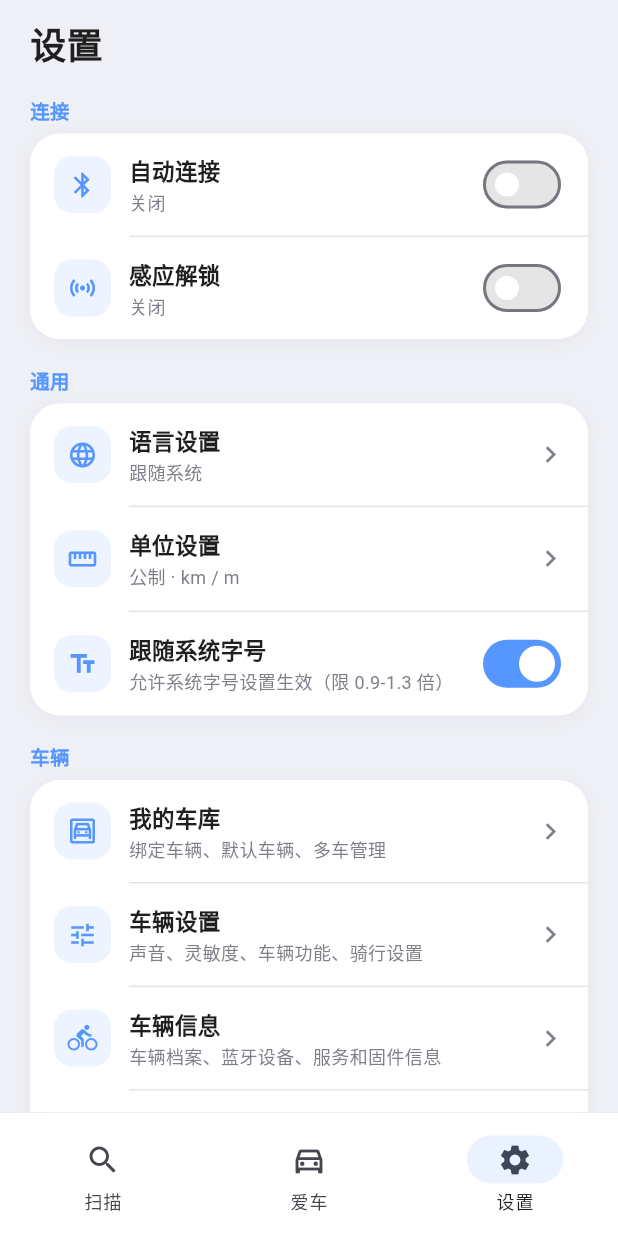
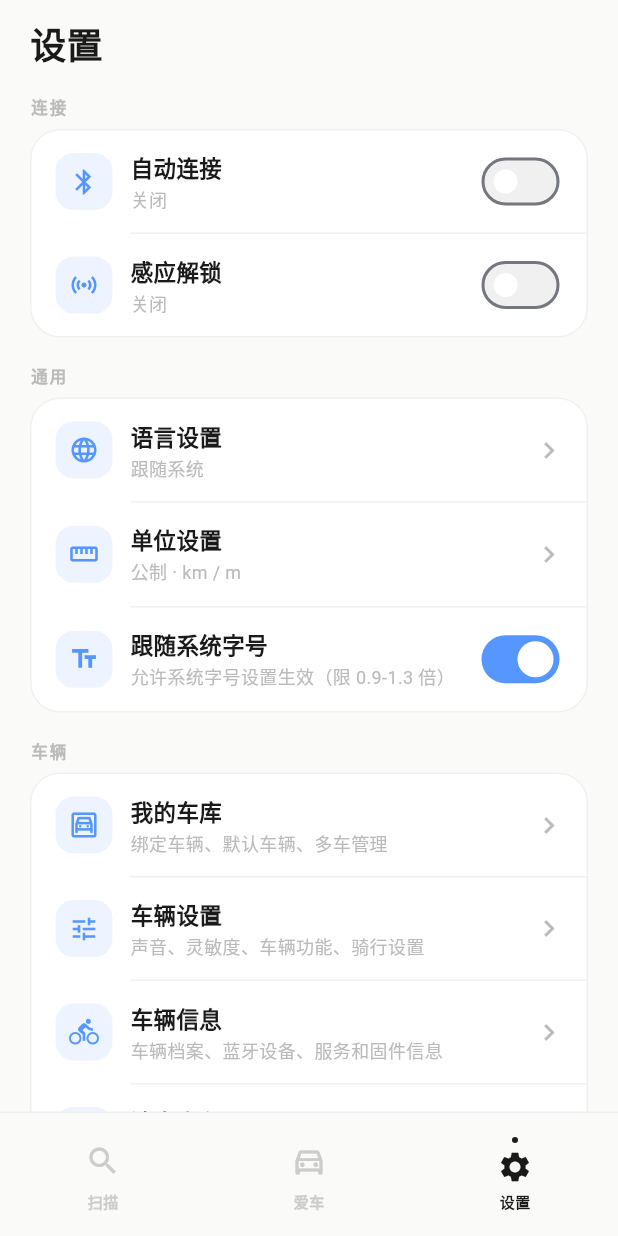
Before and after one commit to ch6vip/tailg-ble-app, a Flutter app: the screen it shows after launch, item 3 of the bottom bar chosen, on a phone screen of 412 x 824 dp. Run offline on Flutter 3.47's test engine with Material 3 defaults, Android fonts, the phone set to English and light mode, and no system bars; our stand-ins replace flutter_blue_plus, flutter_map, flutter_secure_storage, geolocator, latlong2, permission_handler and 1 more; missing offline and left inert: encrypt.

Commit message:
feat(ui): 极简高端视觉重设计（方案C）
- 主题 token 改暖白底(#FAFAF8)/深色文字(#1A1A1A)/teal 成功色(#00A896)
- 卡片改细边框(#F0F0F0)替代阴影
- 首页电量大字号排版、状态色统一
- 控制滑块改黑底白 thumb，控制按钮白底细边框
- 底部导航暖白底 + 选中圆点指示器
- 快捷功能图标改彩色淡底背景

Co-Authored-By: 一敗紅尘 <ch6vip@gmail.com>

```diff
--- a/lib/main.dart
+++ b/lib/main.dart
@@ -1,5 +1,4 @@
 import 'dart:async';
-import 'dart:ui';
 import 'package:flutter/material.dart';
 import 'package:flutter_localizations/flutter_localizations.dart';
 import 'ble/connection_manager.dart' as ble;
@@ -99,6 +98,7 @@ class _TailgBleAppState extends State<TailgBleApp> {
           seedColor: AppColors.primary,
           brightness: Brightness.light,
         ),
+        scaffoldBackgroundColor: AppColors.pageBg,
         useMaterial3: true,
       ),
       // The app is intentionally light-only: every page is built on the fixed
@@ -267,43 +267,61 @@ class _HomePageState extends State<HomePage>
         ),
       ),
       extendBody: true,
-      bottomNavigationBar: ClipRRect(
-        child: BackdropFilter(
-          filter: ImageFilter.blur(sigmaX: 8, sigmaY: 8),
-          child: Container(
-            decoration: BoxDecoration(
-              color: Colors.white.withValues(alpha: 0.92),
-              border: Border(
-                top: BorderSide(
-                  color: Colors.black.withValues(alpha: 0.08),
-                  width: 0.5,
+      bottomNavigationBar: Container(
+        decoration: const BoxDecoration(
+          color: AppColors.pageBg,
+          border: Border(top: BorderSide(color: AppColors.border, width: 1)),
+        ),
+        child: SafeArea(
+          top: false,
+          child: Theme(
+            data: Theme.of(context).copyWith(
+              splashColor: Colors.transparent,
+              highlightColor: Colors.transparent,
+            ),
+            child: NavigationBarTheme(
+              data: NavigationBarThemeData(
+                iconTheme: WidgetStateProperty.resolveWith(
+                  (states) => IconThemeData(
+                    size: 24,
+                    color: states.contains(WidgetState.selected)
+                        ? AppColors.dark
+                        : AppColors.navInactive,
+                  ),
+                ),
+                labelTextStyle: WidgetStateProperty.resolveWith(
+                  (states) => TextStyle(
+                    fontSize: 10,
+                    fontWeight: FontWeight.w600,
+                    color: states.contains(WidgetState.selected)
+                        ? AppColors.dark
+                        : AppColors.navInactive,
+                  ),
                 ),
               ),
-            ),
-            child: SafeArea(
-              top: false,
               child: NavigationBar(
                 height: AppNav.barBaseHeight,
                 selectedIndex: _currentIndex,
                 onDestinationSelected: _switchTab,
-                backgroundColor: Colors.white.withValues(alpha: 0.92),
+                backgroundColor: AppColors.pageBg,
                 surfaceTintColor: Colors.transparent,
-                indicatorColor: AppColors.primary.withValues(alpha: 0.12),
+                indicatorColor: Colors.transparent,
+                overlayColor: WidgetStateProperty.all(Colors.transparent),
                 labelBehavior: NavigationDestinationLabelBehavior.alwaysShow,
                 destinations: const [
                   NavigationDestination(
                     icon: Icon(Icons.search),
-                    selectedIcon: Icon(Icons.search),
+                    selectedIcon: _NavDotIcon(Icons.search),
                     label: '扫描',
                   ),
                   NavigationDestination(
                     icon: Icon(Icons.directions_car_outlined),
-                    selectedIcon: Icon(Icons.directions_car),
+                    selectedIcon: _NavDotIcon(Icons.directions_car),
                     label: '爱车',
                   ),
                   NavigationDestination(
                     icon: Icon(Icons.settings_outlined),
-                    selectedIcon: Icon(Icons.settings),
+                    selectedIcon: _NavDotIcon(Icons.settings),
                     label: '设置',
                   ),
                 ],
@@ -315,3 +333,28 @@ class _HomePageState extends State<HomePage>
     );
   }
 }
+
+/// 极简高端底部导航选中态：图标上方一个小黑点指示器。
+class _NavDotIcon extends StatelessWidget {
+  final IconData icon;
+  const _NavDotIcon(this.icon);
+
+  @override
+  Widget build(BuildContext context) {
+    return Column(
+      mainAxisSize: MainAxisSize.min,
+      children: [
+        Container(
+          width: 4,
+          height: 4,
+          margin: const EdgeInsets.only(bottom: 4),
+          decoration: const BoxDecoration(
+            color: AppColors.dark,
+            shape: BoxShape.circle,
+          ),
+        ),
+        Icon(icon, color: AppColors.dark),
+      ],
+    );
+  }
+}
--- a/lib/pages/control_page.dart
+++ b/lib/pages/control_page.dart
@@ -42,8 +42,7 @@ const _pageBg = ReplicaColors.pageBg;
 const _kmPerPercent = 0.65;
 const _phoneControlItemBg = Color(0xFFF7F8FA);
 const _phoneControlPrimary = ReplicaColors.blue;
-const _phoneControlPrimaryPressed = Color(0x225596FF);
-const _phoneControlRadius = 8.0;
+const _phoneControlRadius = 16.0;
 const _officialPressedBg = Color(0xFFE5E5E5);
 
 // 服务卡片强调色（control_page_service_cards.dart 复用）
@@ -56,7 +55,7 @@ const _controlConfirmPollDelay = Duration(milliseconds: 800);
 const _cardDecoration = BoxDecoration(
   color: Colors.white,
   borderRadius: BorderRadius.all(Radius.circular(ReplicaRadii.card)),
-  boxShadow: AppShadows.cardShadow,
+  border: Border.fromBorderSide(BorderSide(color: AppColors.border, width: 1)),
 );
 
 int? _normalizePercent(int? value) {
--- a/lib/pages/garage_page.dart
+++ b/lib/pages/garage_page.dart
@@ -125,7 +125,7 @@ class _VehicleCard extends StatelessWidget {
       decoration: BoxDecoration(
         color: Colors.white,
         borderRadius: BorderRadius.circular(14),
-        boxShadow: AppShadows.cardShadow,
+        border: Border.all(color: AppColors.border, width: 1),
       ),
       child: Column(
         crossAxisAlignment: CrossAxisAlignment.start,
--- a/lib/pages/location_page.dart
+++ b/lib/pages/location_page.dart
@@ -341,7 +341,7 @@ class _SegmentedTabs extends StatelessWidget {
       decoration: BoxDecoration(
         color: Colors.white,
         borderRadius: BorderRadius.circular(ReplicaRadii.card),
-        boxShadow: AppShadows.cardShadow,
+        border: Border.all(color: AppColors.border, width: 1),
       ),
       child: Row(
         children: List.generate(items.length, (i) {
--- a/lib/pages/scan_page.dart
+++ b/lib/pages/scan_page.dart
@@ -261,7 +261,7 @@ class _ScanHintCard extends StatelessWidget {
       decoration: BoxDecoration(
         color: Colors.white,
         borderRadius: BorderRadius.circular(14),
-        boxShadow: AppShadows.cardShadow,
+        border: Border.all(color: AppColors.border, width: 1),
       ),
       child: Row(
         children: [
--- a/lib/theme/app_colors.dart
+++ b/lib/theme/app_colors.dart
@@ -3,33 +3,41 @@ import 'package:flutter/material.dart';
 abstract final class AppColors {
   static const primary = Color(0xFF5596FF);
   static const primaryDark = Color(0xFF2D6FE3);
-  static const pageBg = Color(0xFFEFF0F5);
-  static const textPrimary = Color(0xFF1F1F1F);
-  static const textSecondary = Color(0xFF4A4C52);
-  static const textTertiary = Color(0xFF807E89);
-  static const border = Color(0xFFE5E5E5);
-  static const success = Color(0xFF4CAF50);
+  static const pageBg = Color(0xFFFAFAF8);
+  static const textPrimary = Color(0xFF1A1A1A);
+  static const textSecondary = Color(0xFF666666);
+  static const textTertiary = Color(0xFFBBBBBB);
+  static const border = Color(0xFFF0F0F0);
+  static const success = Color(0xFF00A896);
   static const warning = Color(0xFFFF9800);
   static const danger = Color(0xFFFF5252);
   static const info = Color(0xFF2196F3);
-  static const navInactive = Color(0xFFBDBDBD);
+  static const navInactive = Color(0xFFCCCCCC);
 
   /// 官方品牌红，仅复刻保真场景使用。
   static const brandRed = Color(0xFFF11C2C);
+
+  /// 深色主操作色（极简高端风格滑块/按钮）。
+  static const dark = Color(0xFF1A1A1A);
+
+  /// 快捷功能图标强调色。
+  static const accentPurple = Color(0xFF7B61FF);
+  static const accentTeal = Color(0xFF00A896);
+  static const accentOrange = Color(0xFFFF8A00);
 }
 
 abstract final class ReplicaColors {
-  static const pageBg = Color(0xFFEFF0F5);
-  static const lightPageBg = Color(0xFFF7F7F7);
-  static const ink = Color(0xFF1F1F1F);
-  static const panelInk = Color(0xFF252525);
-  static const secondary = Color(0xFF4A4C52);
-  static const muted = Color(0xFF807E89);
-  static const subtle = Color(0xFF6D717C);
-  static const line = Color(0xFFE5E5E5);
+  static const pageBg = Color(0xFFFAFAF8);
+  static const lightPageBg = Color(0xFFFAFAF8);
+  static const ink = Color(0xFF1A1A1A);
+  static const panelInk = Color(0xFF1A1A1A);
+  static const secondary = Color(0xFF666666);
+  static const muted = Color(0xFFBBBBBB);
+  static const subtle = Color(0xFF999999);
+  static const line = Color(0xFFF0F0F0);
   static const blue = Color(0xFF5596FF);
-  static const darkPanel = Color(0xFF252525);
-  static const darkPanelDown = Color(0xFF1E1E1E);
+  static const darkPanel = Color(0xFF1A1A1A);
+  static const darkPanelDown = Color(0xFF111111);
   static const darkPanelItem = Color(0x33999999);
 }
 
@@ -75,9 +83,9 @@ abstract final class AppRadii {
 }
 
 abstract final class AppShadows {
-  static const card = Color(0x0A000000);
-  static const cardBlur = 10.0;
-  static const cardOffsetY = 2.0;
+  static const card = Color(0x06000000);
+  static const cardBlur = 16.0;
+  static const cardOffsetY = 4.0;
 
   static const List<BoxShadow> cardShadow = [
     BoxShadow(
@@ -90,7 +98,7 @@ abstract final class AppShadows {
 
 abstract final class AppSpacing {
   static const screenX = 20.0;
-  static const sectionGap = 16.0;
+  static const sectionGap = 20.0;
 }
 
 abstract final class AppNav {
@@ -112,9 +120,10 @@ abstract final class AppTextStyles {
   );
 
   static const sectionLabel = TextStyle(
-    fontSize: 13,
-    fontWeight: FontWeight.w600,
-    color: AppColors.primary,
+    fontSize: 11,
+    fontWeight: FontWeight.w700,
+    color: AppColors.textTertiary,
+    letterSpacing: 1.5,
   );
 
   static const dialogTitle = TextStyle(
@@ -150,6 +159,6 @@ abstract final class AppTextStyles {
 
 const cardDecoration = BoxDecoration(
   color: Colors.white,
-  borderRadius: BorderRadius.all(Radius.circular(ReplicaRadii.card)),
-  boxShadow: AppShadows.cardShadow,
+  borderRadius: BorderRadius.all(Radius.circular(AppRadii.card)),
+  border: Border.fromBorderSide(BorderSide(color: AppColors.border, width: 1)),
 );
--- a/lib/widgets/app_chrome.dart
+++ b/lib/widgets/app_chrome.dart
@@ -74,7 +74,7 @@ class AppCard extends StatelessWidget {
       decoration: BoxDecoration(
         color: color,
         borderRadius: BorderRadius.circular(AppRadii.lg),
-        boxShadow: AppShadows.cardShadow,
+        border: Border.all(color: AppColors.border, width: 1),
       ),
       child: child,
     );
```
Also changed, not shown: lib/pages/control_page_home_header.dart (+5 -5 lines), lib/pages/control_page_home_status.dart (+16 -13 lines), lib/pages/control_page_main_controls.dart (+23 -22 lines), lib/pages/control_page_service_cards.dart (+6 -4 lines).
